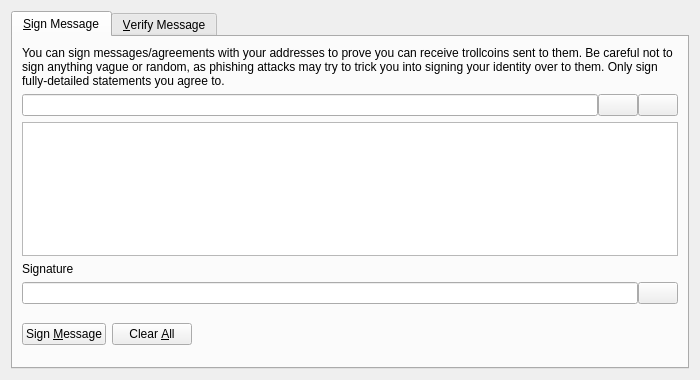
Old version of the form src/qt/forms/signverifymessagedialog.ui in the repository gautes/SkbTrollCoin.
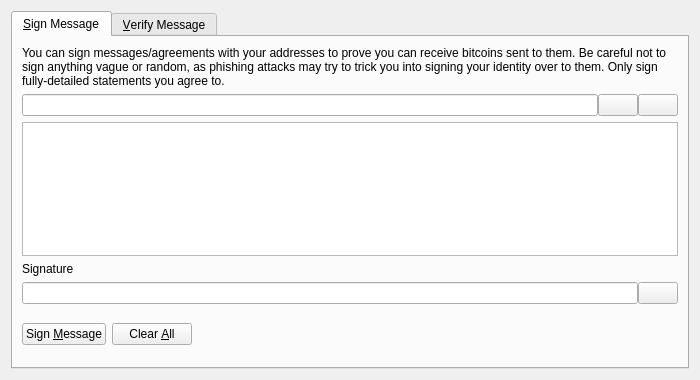
New version of the form. Icons and pictures are not drawn. Custom widgets are drawn as their Qt base class.

Commit message:
Revert "Rename bitcoin to trollcoin and Bitcoin to Trollcoin"
This reverts commit 35cd81ae6f5a065b2258eec1343f0bdab3d0a079.

```diff
--- a/src/qt/forms/signverifymessagedialog.ui
+++ b/src/qt/forms/signverifymessagedialog.ui
@@ -30,7 +30,7 @@
        <item>
         <widget class="QLabel" name="infoLabel_SM">
          <property name="text">
-          <string>You can sign messages/agreements with your addresses to prove you can receive trollcoins sent to them. Be careful not to sign anything vague or random, as phishing attacks may try to trick you into signing your identity over to them. Only sign fully-detailed statements you agree to.</string>
+          <string>You can sign messages/agreements with your addresses to prove you can receive bitcoins sent to them. Be careful not to sign anything vague or random, as phishing attacks may try to trick you into signing your identity over to them. Only sign fully-detailed statements you agree to.</string>
          </property>
          <property name="textFormat">
           <enum>Qt::PlainText</enum>
```
Left out of the diff: 26 changed lines with no effect on the pictures. The commit also changes 843 other files.
